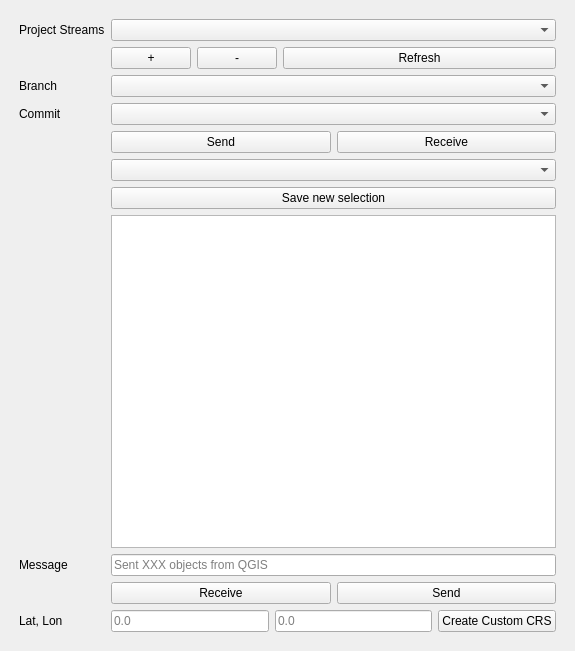
First picture: the form in ui/speckle_qgis_dialog_base.ui, repository specklesystems/speckle-qgis, before the edit.
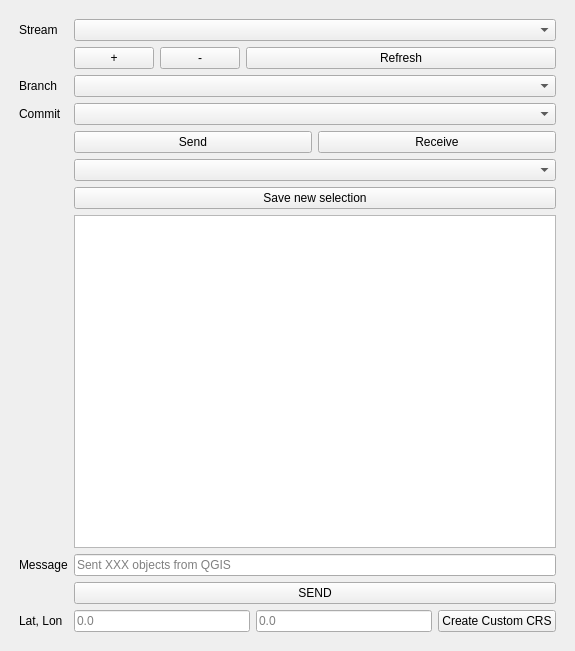
Second picture: the form after the edit.

Commit message: disabled "-" button, other revisions

```diff
--- a/ui/speckle_qgis_dialog_base.ui
+++ b/ui/speckle_qgis_dialog_base.ui
@@ -34,7 +34,7 @@
         <item row="0" column="0">
          <widget class="QLabel" name="streamListLabel">
           <property name="text">
-           <string>Project Streams</string>
+           <string>Stream</string>
           </property>
          </widget>
         </item>
@@ -204,20 +204,10 @@
 
         <item row="10" column="1">
          <layout class="QHBoxLayout" name="horizontalLayout">
-          <item>
-           <widget class="QPushButton" name="receiveButton">
-            <property name="enabled">
-             <bool>true</bool>
-            </property>
-            <property name="text">
-             <string>Receive</string>
-            </property>
-           </widget>
-          </item>
           <item>
            <widget class="QPushButton" name="runButton">
             <property name="text">
-             <string>Send</string>
+             <string>SEND</string>
             </property>
            </widget>
           </item>
```
Left out of the diff: 1 changed line with no effect on the pictures. The commit also changes 3 other files.
